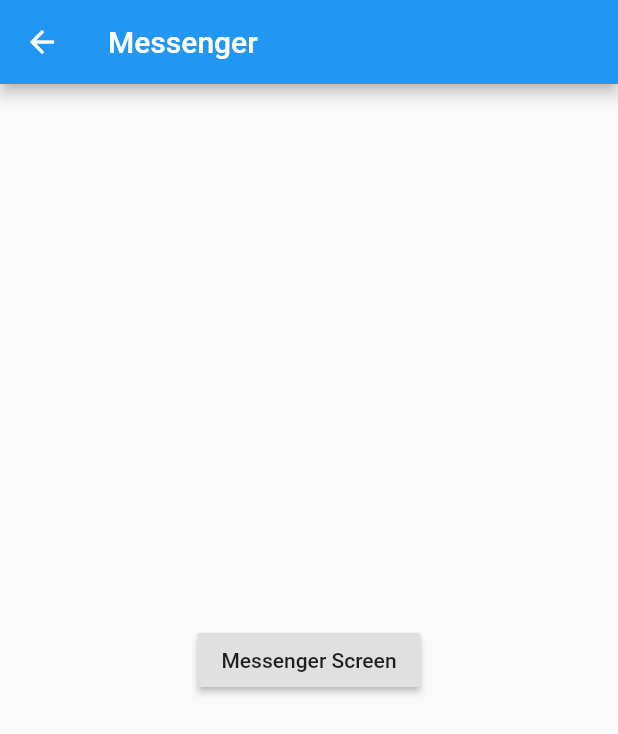
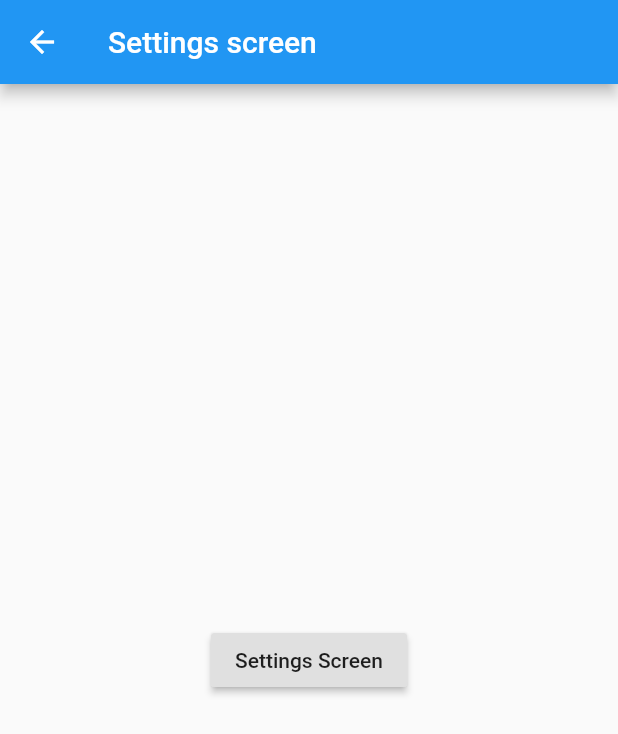
Before and after one commit to effortless-mgmt/ems_app, a Flutter app: the screen it shows after launch, item 5 of the bottom bar chosen, after a tap on the "settings" icon, on a phone screen of 412 x 824 dp. Shown: the top 734 px of the screen. Run offline on Flutter 3.47's test engine with Material 2 defaults, Android fonts, the phone set to English and light mode, and no system bars; network calls fail.

Commit message:
Navigation to setting screen fixed

```diff
--- /dev/null
+++ b/lib/src/screens/settings_screen.dart
@@ -0,0 +1,20 @@
+import 'package:flutter/material.dart';
+
+class SettingsScreen extends StatelessWidget {
+  @override
+  Widget build(BuildContext context) {
+    return Scaffold(
+      appBar: new AppBar(
+        title: Text('Settings screen'),
+      ),
+      body: Center(
+        child: RaisedButton(
+          onPressed: () {
+            //
+          },
+          child: Text('Settings Screen'),
+        ),
+      ),
+    );
+  }
+}
--- a/lib/src/widgets/navbar_widget.dart
+++ b/lib/src/widgets/navbar_widget.dart
@@ -4,7 +4,7 @@ import '../screens/calender_screen.dart';
 import '../screens/contact_card_screen.dart';
 import '../screens/home_screen.dart';
 import '../screens/profile_screen.dart';
-import '../screens/messenger_screen.dart';
+import '../screens/settings_screen.dart';
 
 class Navbar extends StatefulWidget {
   @override
@@ -49,7 +49,7 @@ class _NavbarState extends State<Navbar> {
             Navigator.push(
               context,
               new MaterialPageRoute(
-                builder: (context) => MessengerScreen(),
+                builder: (context) => SettingsScreen(),
               ),
             );
           },
```
Also changed, not shown: lib/src/screens/setttings_screen.dart (deleted).
